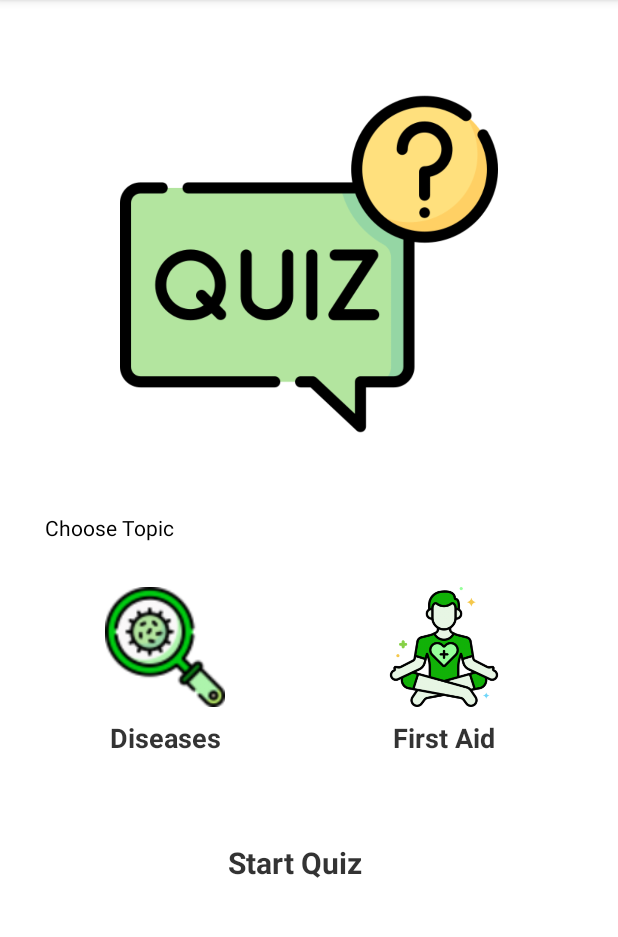
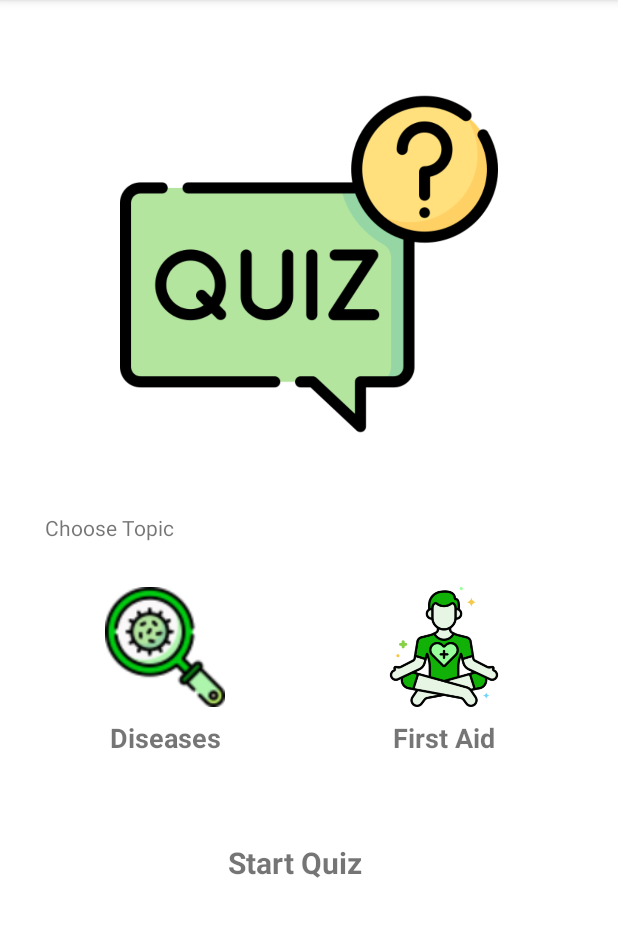
Before and after one commit to Joeseep/Main-Repo, an Android app: the Quizselection screen opened directly, with no data from a screen before it, on a phone screen of 412 x 824 dp, the part 84-1021 px from its top. Run offline under Robolectric (Android 15) with nearby library versions, the phone set to English and light mode, and no system bars.

Commit message:
--done volunteer feature

```diff
--- a/app/src/main/java/com/example/lifesaver/Quizselection.java
+++ b/app/src/main/java/com/example/lifesaver/Quizselection.java
@@ -3,6 +3,7 @@ package com.example.lifesaver;
 import androidx.appcompat.app.AppCompatActivity;
 
 import android.content.Intent;
+import android.graphics.Color;
 import android.os.Bundle;
 import android.view.View;
 import android.widget.LinearLayout;
@@ -12,7 +13,7 @@ import android.widget.Toast;
 public class Quizselection extends AppCompatActivity {
     LinearLayout diseaseselect, aidselect;
     private String selectedtopic = "";
-    TextView startquiz;
+    TextView startquiz, diseasetxt, aidtxt;
     @Override
     protected void onCreate(Bundle savedInstanceState) {
         super.onCreate(savedInstanceState);
@@ -22,6 +23,8 @@ public class Quizselection extends AppCompatActivity {
         diseaseselect = findViewById(R.id.diseaseselect);
         aidselect = findViewById(R.id.aidselect);
         startquiz = findViewById(R.id.startquiz);
+        diseasetxt = findViewById(R.id.diseasetxt);
+        aidtxt = findViewById(R.id.aidtxt);
 
         diseaseselect.setOnClickListener(new View.OnClickListener() {
             @Override
@@ -29,7 +32,8 @@ public class Quizselection extends AppCompatActivity {
                 selectedtopic = "Disease";
 
                 diseaseselect.setBackgroundResource(R.drawable.whitestroke);
-
+                diseasetxt.setTextColor(Color.BLACK);
+                aidtxt.setTextColor(Color.BLACK);
                 aidselect.setBackgroundResource(R.drawable.white10);
             }
         });
@@ -40,7 +44,8 @@ public class Quizselection extends AppCompatActivity {
                 selectedtopic = "First Aid";
 
                 aidselect.setBackgroundResource(R.drawable.whitestroke);
-
+                diseasetxt.setTextColor(Color.BLACK);
+                aidtxt.setTextColor(Color.BLACK);
                 diseaseselect.setBackgroundResource(R.drawable.white10);
             }
         });
--- a/app/src/main/res/layout/activity_quiz_result.xml
+++ b/app/src/main/res/layout/activity_quiz_result.xml
@@ -23,7 +23,6 @@
         android:layout_below="@id/congrats"
         android:gravity="center"
         android:text="You've successfully completed the quiz!"
-        android:textColor="@color/black"
         android:textStyle="bold"/>
 
     <LinearLayout
@@ -38,7 +37,6 @@
             android:layout_height="wrap_content"
             android:id="@+id/score1"
             android:text="Total Score"
-            android:textColor="@color/black"
             android:textStyle="bold"/>
         <TextView
             android:layout_width="wrap_content"
@@ -46,7 +44,6 @@
             android:id="@+id/score"
             android:text="0"
             android:layout_gravity="center"
-            android:textColor="@color/black"
             android:textStyle="bold"/>
     </LinearLayout>
 
--- a/app/src/main/res/layout/activity_quizactivity.xml
+++ b/app/src/main/res/layout/activity_quizactivity.xml
@@ -17,7 +17,6 @@
             android:layout_height="wrap_content"
             android:layout_centerInParent="true"
             android:text="Selected Topic"
-            android:textColor="@color/black"
             android:textSize="18sp"
             android:textStyle="bold" />
         <LinearLayout
@@ -81,6 +80,7 @@
         android:layout_marginEnd="20dp"
         android:layout_marginTop="40dp"
         android:text="A"
+        android:textColor="#CC000000"
         android:background="@drawable/optionbackground"/>
     <androidx.appcompat.widget.AppCompatButton
         android:id="@+id/optionb"
@@ -90,6 +90,7 @@
         android:layout_marginEnd="20dp"
         android:layout_marginTop="40dp"
         android:text="B"
+        android:textColor="#CC000000"
         android:background="@drawable/optionbackground"/>
     <androidx.appcompat.widget.AppCompatButton
         android:id="@+id/optionc"
@@ -99,6 +100,7 @@
         android:layout_marginEnd="20dp"
         android:layout_marginTop="40dp"
         android:text="C"
+        android:textColor="#CC000000"
         android:background="@drawable/optionbackground"/>
 
     <androidx.appcompat.widget.AppCompatButton
--- a/app/src/main/res/layout/activity_quizselection.xml
+++ b/app/src/main/res/layout/activity_quizselection.xml
@@ -27,7 +27,6 @@
         android:layout_below="@id/quizimage"
         android:layout_marginStart="30dp"
         android:layout_marginEnd="20dp"
-        android:textColor="@color/black"
         android:text="Choose Topic"/>
 
     <LinearLayout
@@ -55,11 +54,11 @@
                 android:layout_height="80dp"
                 android:src="@drawable/ic_disease"/>
             <TextView
+                android:id="@+id/diseasetxt"
                 android:layout_width="wrap_content"
                 android:layout_height="wrap_content"
                 android:layout_marginTop="8dp"
                 android:text="Diseases"
-                android:textColor="#CC000000"
                 android:textSize="18sp"
                 android:textStyle="bold"
                 />
@@ -80,11 +79,11 @@
                 android:layout_height="80dp"
                 android:src="@drawable/ic_tips"/>
             <TextView
+                android:id="@+id/aidtxt"
                 android:layout_width="wrap_content"
                 android:layout_height="wrap_content"
                 android:layout_marginTop="8dp"
                 android:text="First Aid"
-                android:textColor="#CC000000"
                 android:textSize="18sp"
                 android:textStyle="bold"/>
         </LinearLayout>
@@ -101,7 +100,6 @@
         android:layout_marginEnd="20dp"
         android:gravity="center"
         android:textStyle="bold"
-        android:textColor="#CC000000"
         android:textSize="20dp"
         android:text="Start Quiz" />
 
```
Also changed, not shown: app/src/main/java/com/example/lifesaver/FoundationPage.java (+7 -5 lines), app/src/main/res/layout/activity_foundation_page.xml (+11 -6 lines), app/src/main/res/layout/foundation_item.xml (+4 -4 lines).
